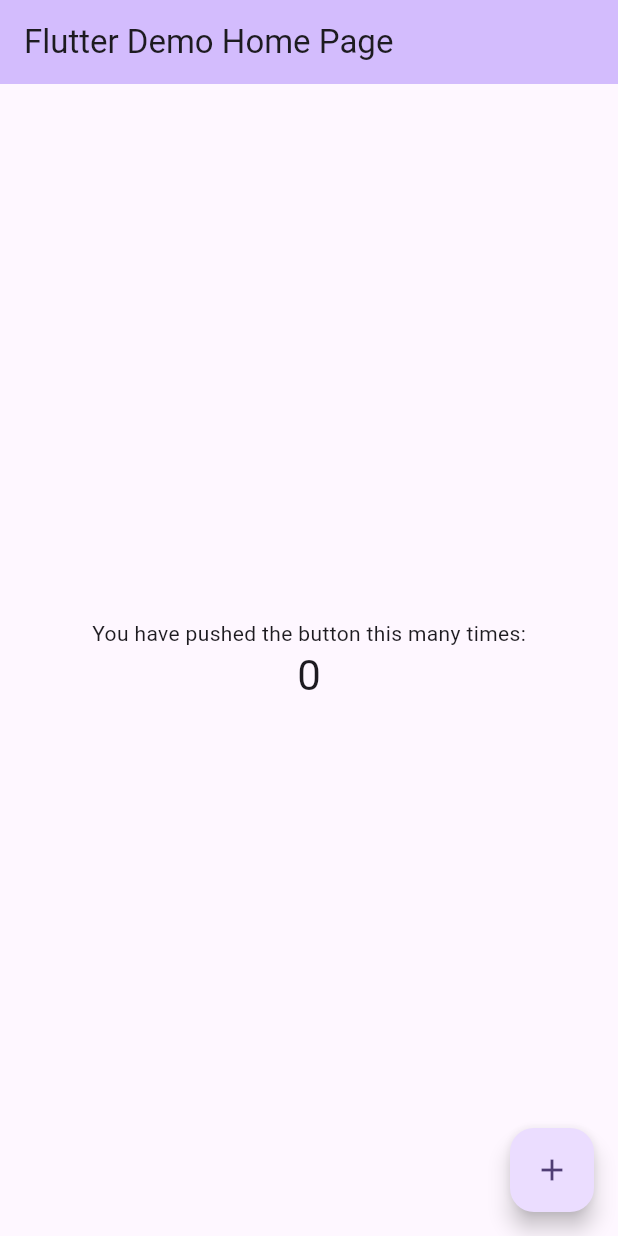
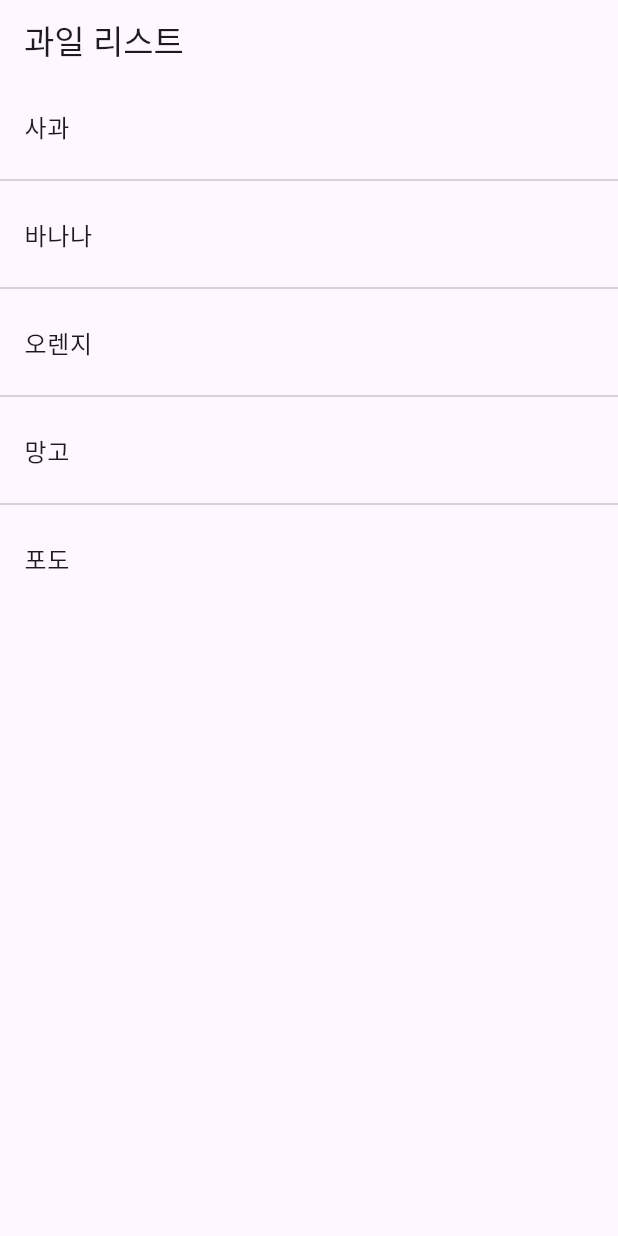
Before and after one commit to Poly-LucyKang/flutterWebDemo, a Flutter app: the screen it shows after launch, on a phone screen of 412 x 824 dp. Run offline on Flutter 3.47's test engine with Material 3 defaults, Android fonts, the phone set to English and light mode, and no system bars.

Commit message:
update main.dart

```diff
--- a/lib/main.dart
+++ b/lib/main.dart
@@ -1,97 +1,71 @@
 import 'package:flutter/material.dart';
 
 void main() {
-  runApp(const MyApp());
+  runApp(MyApp());
 }
 
 class MyApp extends StatelessWidget {
-  const MyApp({super.key});
-
-  // This widget is the root of your application.
   @override
   Widget build(BuildContext context) {
     return MaterialApp(
-      title: 'Flutter Web Demo',
+      title: '과일 리스트',
       theme: ThemeData(
-        colorScheme: ColorScheme.fromSeed(seedColor: Colors.deepPurple),
-        useMaterial3: true,
+        primarySwatch: Colors.blue,
       ),
-      home: const MyHomePage(title: 'Flutter Demo Home Page'),
+      home: FruitListPage(),
     );
   }
 }
 
-class MyHomePage extends StatefulWidget {
-  const MyHomePage({super.key, required this.title});
-
-  // This widget is the home page of your application. It is stateful, meaning
-  // that it has a State object (defined below) that contains fields that affect
-  // how it looks.
-
-  // This class is the configuration for the state. It holds the values (in this
-  // case the title) provided by the parent (in this case the App widget) and
-  // used by the build method of the State. Fields in a Widget subclass are
-  // always marked "final".
-
-  final String title;
-
-  @override
-  State<MyHomePage> createState() => _MyHomePageState();
-}
-
-class _MyHomePageState extends State<MyHomePage> {
-  int _counter = 0;
-
-  void _incrementCounter() {
-    setState(() {
-      // This call to setState tells the Flutter framework that something has
-      // changed in this State, which causes it to rerun the build method below
-      // so that the display can reflect the updated values. If we changed
-      // _counter without calling setState(), then the build method would not be
-      // called again, and so nothing would appear to happen.
-      _counter++;
-    });
-  }
+class FruitListPage extends StatelessWidget {
+  // 과일 리스트
+  final List<String> fruits = ['사과', '바나나', '오렌지', '망고', '포도'];
 
   @override
   Widget build(BuildContext context) {
-    // This method is rerun every time setState is called, for instance as done
-    // by the _incrementCounter method above.
-    //
-    // The Flutter framework has been optimized to make rerunning build methods
-    // fast, so that you can just rebuild anything that needs updating rather
-    // than having to individually change instances of widgets.
     return Scaffold(
       appBar: AppBar(
-        // TRY THIS: Try changing the color here to a specific color (to
-        // Colors.amber, perhaps?) and trigger a hot reload to see the AppBar
-        // change color while the other colors stay the same.
-        backgroundColor: Theme.of(context).colorScheme.inversePrimary,
-        // Here we take the value from the MyHomePage object that was created by
-        // the App.build method, and use it to set our appbar title.
-        title: Text(widget.title),
+        title: Text('과일 리스트'),
       ),
-      body: Center(
-        // Center is a layout widget. It takes a single child and positions it
-        // in the middle of the parent.
-        child: Column(
-          mainAxisAlignment: MainAxisAlignment.center,
-          children: <Widget>[
-            const Text(
-              'You have pushed the button this many times:',
-            ),
-            Text(
-              '$_counter',
-              style: Theme.of(context).textTheme.headlineMedium,
-            ),
-          ],
-        ),
+      body: ListView.separated(
+        itemCount: fruits.length,
+        itemBuilder: (context, index) {
+          return ListTile(
+            title: Text(fruits[index]),
+            onTap: () {
+              // 상세 페이지로 이동
+              Navigator.push(
+                context,
+                MaterialPageRoute(
+                  builder: (context) => FruitDetailPage(fruitName: fruits[index]),
+                ),
+              );
+            },
+          );
+        }, separatorBuilder: (BuildContext context, int index) { return Divider(thickness: 1); },
       ),
-      floatingActionButton: FloatingActionButton(
-        onPressed: _incrementCounter,
-        tooltip: 'Increment',
-        child: const Icon(Icons.add),
-      ), // This trailing comma makes auto-formatting nicer for build methods.
     );
   }
 }
+
+class FruitDetailPage extends StatelessWidget {
+  final String fruitName;
+
+  // 생성자에서 과일 이름을 받음
+  FruitDetailPage({required this.fruitName});
+
+  @override
+  Widget build(BuildContext context) {
+    return Scaffold(
+      appBar: AppBar(
+        title: Text('$fruitName 페이지'),
+      ),
+      body: Center(
+        child: Text(
+          '♡ ♥ $fruitName ♥ ♡',
+          style: TextStyle(fontSize: 24),
+        ),
+      ),
+    );
+  }
+}
```
Also changed, not shown: 11 other files.
